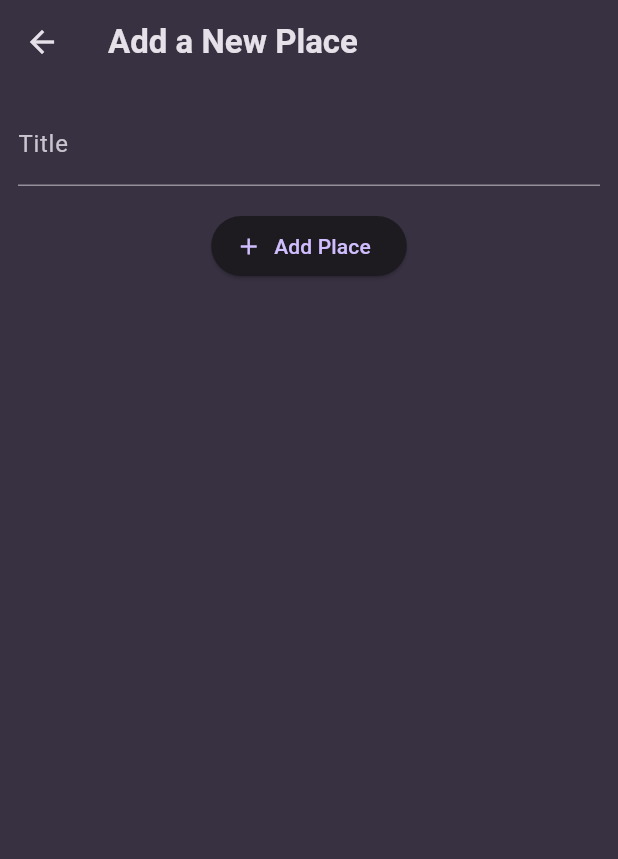
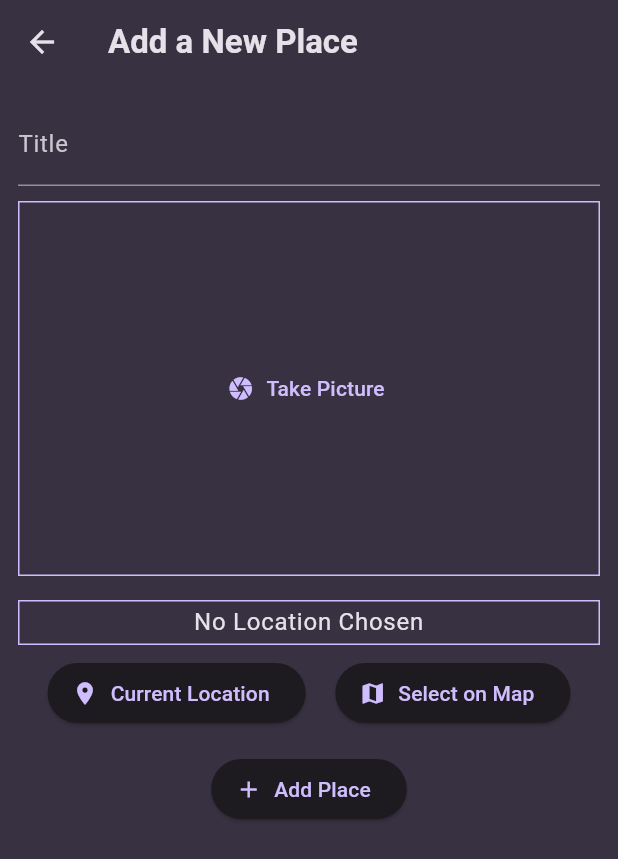
Before and after one commit to MNDragusin/favorite_places, a Flutter app: the AddPlace screen opened directly, on a phone screen of 412 x 824 dp. Shown: the top 859 px of the screen. Run offline on Flutter 3.47's test engine with Material 3 defaults, Android fonts, the phone set to English and light mode, and no system bars; our stand-ins replace flutter_riverpod, google_fonts, image_picker, location.

Commit message:
added current location

```diff
--- a/lib/models/place.dart
+++ b/lib/models/place.dart
@@ -1,10 +1,27 @@
+import 'dart:io';
+
 import 'package:uuid/uuid.dart';
 
 const uuid = Uuid();
 
 class Place {
-  Place({required this.title}) : id = uuid.v4();
+  Place({required this.title, required this.image, required this.location})
+    : id = uuid.v4();
 
   final String id;
   final String title;
+  final File image;
+  final PlaceLocation location;
 }
+
+class PlaceLocation {
+  PlaceLocation({
+    required this.latitude,
+    required this.longitude,
+    required this.address,
+  });
+
+  final double latitude;
+  final double longitude;
+  final String address;
+}
--- a/lib/screens/add_place.dart
+++ b/lib/screens/add_place.dart
@@ -1,5 +1,9 @@
+import 'dart:io';
+
 import 'package:favorite_places/models/place.dart';
 import 'package:favorite_places/providers/user_places.dart';
+import 'package:favorite_places/widgets/image_input.dart';
+import 'package:favorite_places/widgets/location_input.dart';
 import 'package:flutter/material.dart';
 import 'package:flutter_riverpod/flutter_riverpod.dart';
 
@@ -14,14 +18,28 @@ class AddPlace extends ConsumerStatefulWidget {
 
 class _AddPlaceState extends ConsumerState<AddPlace> {
   final _titleController = TextEditingController();
+  File? _selectedImage;
 
   void _savePlace() {
     final enteredText = _titleController.text;
-    if (enteredText.isEmpty) {
+
+    if (enteredText.isEmpty || _selectedImage == null) {
       return;
     }
 
-    ref.read(userPlacesProvider.notifier).addPlace(Place(title: enteredText));
+    ref
+        .read(userPlacesProvider.notifier)
+        .addPlace(
+          Place(
+            title: enteredText,
+            image: _selectedImage!,
+            location: PlaceLocation(
+              latitude: 10,
+              longitude: 10,
+              address: 'address',
+            ),
+          ),
+        );
     Navigator.of(context).pop();
   }
 
@@ -38,7 +56,13 @@ class _AddPlaceState extends ConsumerState<AddPlace> {
               controller: _titleController,
               style: TextStyle(color: Theme.of(context).colorScheme.onSurface),
             ),
-            SizedBox(height: 16),
+            const SizedBox(height: 10),
+            ImageInput(
+              onSelectImage: (imageFile) => {_selectedImage = imageFile},
+            ),
+            const SizedBox(height: 16),
+            LocationInput(),
+            const SizedBox(height: 16),
             ElevatedButton.icon(
               onPressed: _savePlace,
               label: const Text('Add Place'),
--- a/lib/screens/fav_places.dart
+++ b/lib/screens/fav_places.dart
@@ -25,7 +25,10 @@ class FavPlacesScreen extends ConsumerWidget {
           ),
         ],
       ),
-      body: PlacesList(places: userPlaces),
+      body: Padding(
+        padding: const EdgeInsets.all(8.0),
+        child: PlacesList(places: userPlaces),
+      ),
     );
   }
 }
--- /dev/null
+++ b/lib/widgets/image_input.dart
@@ -0,0 +1,66 @@
+import 'dart:io';
+
+import 'package:flutter/material.dart';
+import 'package:image_picker/image_picker.dart';
+
+class ImageInput extends StatefulWidget {
+  const ImageInput({super.key, required this.onSelectImage});
+
+  final void Function(File file) onSelectImage;
+
+  @override
+  State<ImageInput> createState() => _ImageInputState();
+}
+
+class _ImageInputState extends State<ImageInput> {
+  File? _selectedImage;
+
+  void _takePicture() async {
+    final picker = ImagePicker();
+    var file = await picker.pickImage(
+      source: ImageSource.gallery,
+      maxWidth: 600,
+    );
+
+    if (file == null) {
+      return;
+    }
+
+    setState(() => _selectedImage = File(file.path));
+    widget.onSelectImage(_selectedImage!);
+  }
+
+  @override
+  Widget build(BuildContext context) {
+    Widget content = TextButton.icon(
+      icon: Icon(Icons.camera),
+      label: const Text('Take Picture'),
+      onPressed: _takePicture,
+    );
+
+    if (_selectedImage != null) {
+      content = GestureDetector(
+        onTap: _takePicture,
+        child: Image.file(
+          _selectedImage!,
+          fit: BoxFit.cover,
+          width: double.infinity,
+          height: double.infinity,
+        ),
+      );
+    }
+
+    return Container(
+      height: 250,
+      alignment: Alignment.center,
+      decoration: BoxDecoration(
+        border: Border.all(
+          width: 1,
+          color: Theme.of(context).colorScheme.primary,
+        ),
+      ),
+      width: double.infinity,
+      child: content,
+    );
+  }
+}
--- /dev/null
+++ b/lib/widgets/location_input.dart
@@ -0,0 +1,133 @@
+import 'dart:convert';
+
+import 'package:favorite_places/models/place.dart';
+import 'package:flutter/material.dart';
+import 'package:location/location.dart';
+import 'package:http/http.dart' as http;
+
+class LocationInput extends StatefulWidget {
+  const LocationInput({super.key});
+
+  @override
+  State<LocationInput> createState() => _LocationInputState();
+}
+
+class _LocationInputState extends State<LocationInput> {
+  PlaceLocation? _pickedLocation;
+  bool _isGettingLocation = false;
+  final String _apiKey = '';
+
+  String get locationImage {
+    if (_pickedLocation == null) {
+      return '';
+    }
+    final lat = _pickedLocation!.latitude;
+    final lng = _pickedLocation!.longitude;
+
+    return 'https://maps.googleapis.com/maps/api/staticmap?center=$lat,$lng&zoom=16&size=600x300&maptype=roadmap&markers=color:red%7Clabel:A%7C$lat,$lng&key=$_apiKey';
+  }
+
+  //this should never stay in the UI layer
+  void _getCurrentUserLocation() async {
+    Location location = Location();
+
+    bool serviceEnabled;
+    PermissionStatus permissionGranted;
+    LocationData locationData;
+
+    serviceEnabled = await location.serviceEnabled();
+    if (!serviceEnabled) {
+      serviceEnabled = await location.requestService();
+      if (!serviceEnabled) {
+        return;
+      }
+    }
+
+    permissionGranted = await location.hasPermission();
+    if (permissionGranted == PermissionStatus.denied) {
+      permissionGranted = await location.requestPermission();
+      if (permissionGranted != PermissionStatus.granted) {
+        return;
+      }
+    }
+    setState(() {
+      _isGettingLocation = true;
+    });
+    locationData = await location.getLocation();
+
+    final lat = locationData.latitude;
+    final lng = locationData.longitude;
+
+    if (lat == null || lng == null) {
+      return;
+    }
+
+    final url = Uri.parse(
+      'https://maps.googleapis.com/maps/api/geocode/json?latlng=$lat,$lng&key=$_apiKey',
+    );
+
+    final response = await http.get(url);
+    final resData = json.decode(response.body);
+    final address = resData['results'][0]['formatted_adress'];
+
+    setState(() {
+      _pickedLocation = PlaceLocation(
+        latitude: lng,
+        longitude: lng,
+        address: address,
+      );
+      _isGettingLocation = false;
+    });
+
+    print(locationData.latitude);
+    print(locationData.longitude);
+  }
+
+  @override
+  Widget build(BuildContext context) {
+    Widget previewContent = Text(
+      'No Location Chosen',
+      textAlign: TextAlign.center,
+      style: Theme.of(context).textTheme.bodyLarge!.copyWith(
+        color: Theme.of(context).colorScheme.onSurface,
+      ),
+    );
+
+    if (_isGettingLocation) {
+      previewContent = const CircularProgressIndicator();
+    }
+
+    return Column(
+      children: [
+        Container(
+          alignment: Alignment.center,
+          height: 30, //170
+          width: double.infinity,
+          decoration: BoxDecoration(
+            border: Border.all(
+              width: 1,
+              color: Theme.of(context).colorScheme.primary,
+            ),
+          ),
+          child: Center(child: previewContent),
+        ),
+        SizedBox(height: 8),
+        Row(
+          mainAxisAlignment: MainAxisAlignment.spaceEvenly,
+          children: [
+            ElevatedButton.icon(
+              onPressed: _getCurrentUserLocation,
+              icon: const Icon(Icons.location_on),
+              label: const Text('Current Location'),
+            ),
+            ElevatedButton.icon(
+              onPressed: () {},
+              icon: const Icon(Icons.map),
+              label: const Text('Select on Map'),
+            ),
+          ],
+        ),
+      ],
+    );
+  }
+}
--- a/lib/widgets/places_list.dart
+++ b/lib/widgets/places_list.dart
@@ -16,6 +16,10 @@ class PlacesList extends StatelessWidget {
     return ListView.builder(
       itemCount: places.length,
       itemBuilder: (ctx, index) => ListTile(
+        leading: CircleAvatar(
+          radius: 26,
+          backgroundImage: FileImage(places[index].image),
+        ),
         title: Text(
           places[index].title,
           style: Theme.of(context).textTheme.titleMedium!.copyWith(
--- a/pubspec.yaml
+++ b/pubspec.yaml
@@ -37,6 +37,9 @@ dependencies:
   google_fonts: ^6.3.2
   flutter_riverpod: ^3.0.3
   uuid: ^4.5.1
+  image_picker: ^1.2.0
+  location: ^8.0.1
+  http: ^1.5.0
 
 dev_dependencies:
   flutter_test:
```
Also changed, not shown: lib/screens/place_details.dart (+11 -1 lines), 5 other files.
